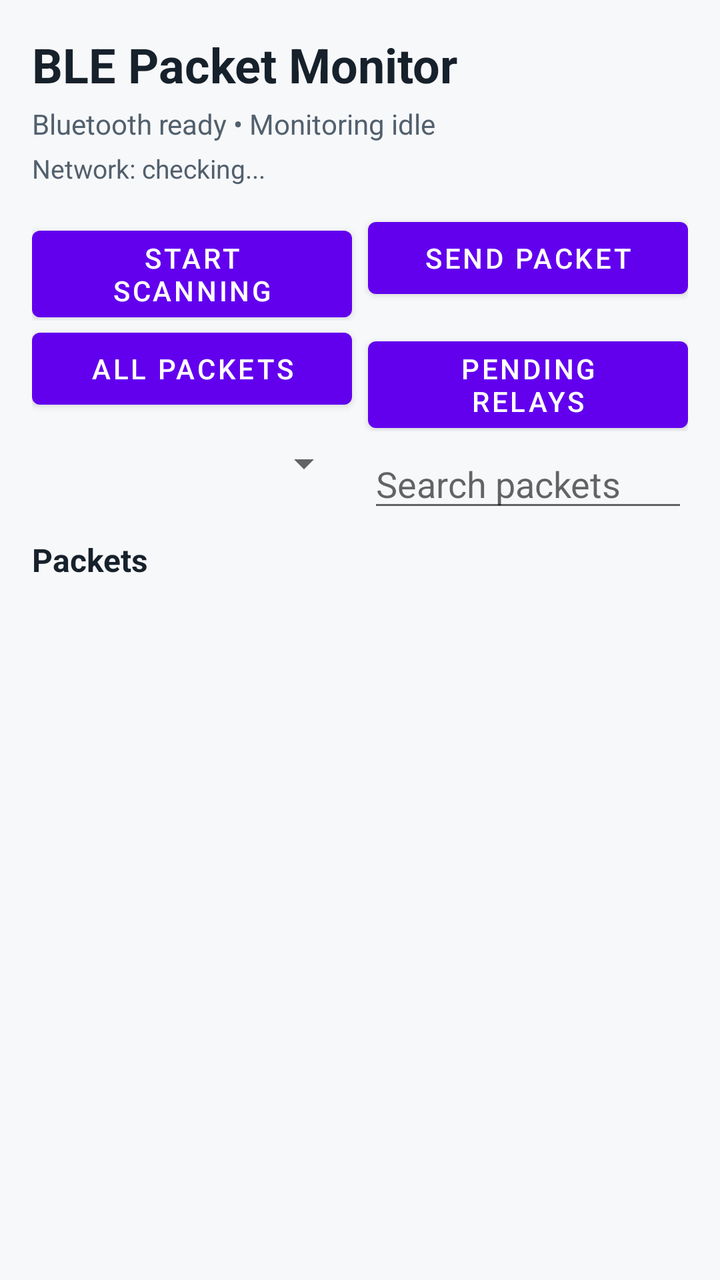
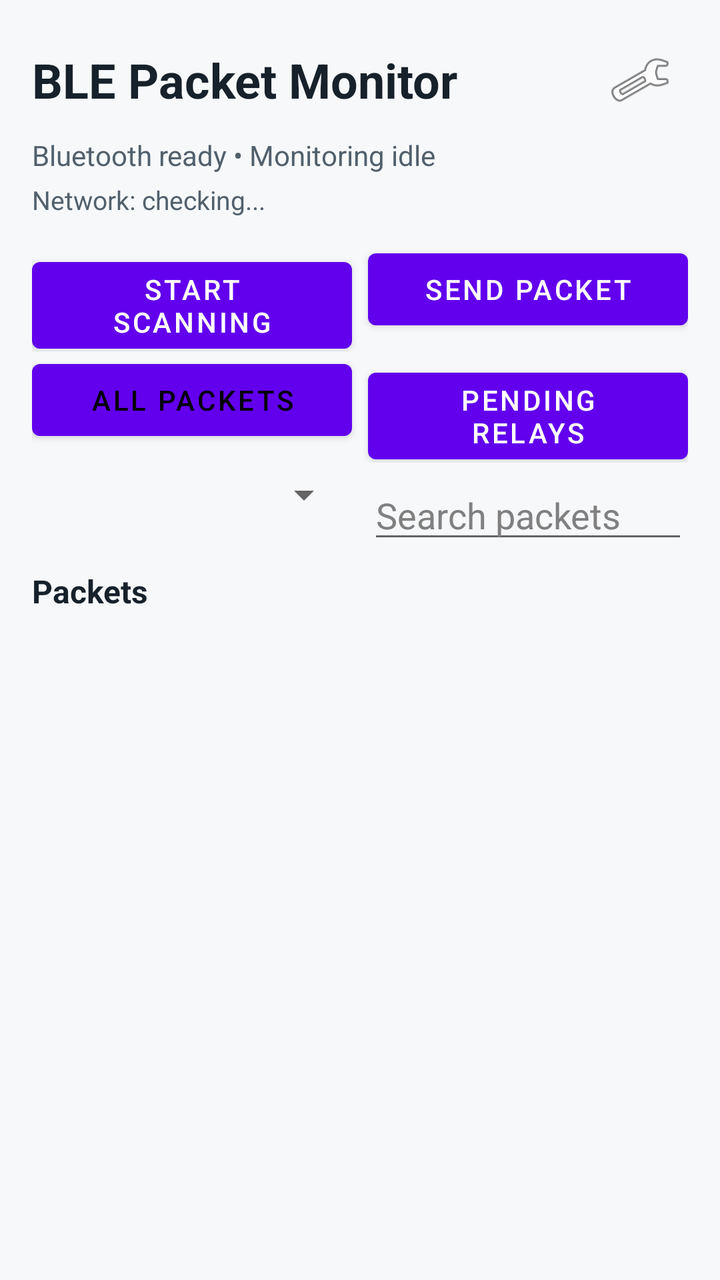

Before-and-after screenshots of an Android layout around one commit, followed by the original layout XML and the change that was made.
<!-- AndroidManifest.xml: application theme Theme.BLEPrototype -->
<!-- res/layout/activity_main.xml -->
<?xml version="1.0" encoding="utf-8"?>
<LinearLayout xmlns:android="http://schemas.android.com/apk/res/android"
    android:layout_width="match_parent"
    android:layout_height="match_parent"
    android:orientation="vertical"
    android:padding="16dp"
    android:background="#F7F8FA">

    <TextView
        android:layout_width="match_parent"
        android:layout_height="wrap_content"
        android:text="BLE Packet Monitor"
        android:textColor="#17212B"
        android:textSize="24sp"
        android:textStyle="bold" />

    <TextView
        android:id="@+id/tv_connection_status"
        android:layout_width="match_parent"
        android:layout_height="wrap_content"
        android:layout_marginTop="4dp"
        android:text="Bluetooth ready • Monitoring idle"
        android:textColor="#52606D"
        android:textSize="14sp" />

    <TextView
        android:id="@+id/tv_network_health"
        android:layout_width="match_parent"
        android:layout_height="wrap_content"
        android:layout_marginTop="4dp"
        android:text="Network: checking..."
        android:textColor="#52606D"
        android:textSize="13sp" />

    <LinearLayout
        android:layout_width="match_parent"
        android:layout_height="wrap_content"
        android:layout_marginTop="12dp"
        android:orientation="horizontal">

        <Button
            android:id="@+id/btn_start_scanning"
            android:layout_width="0dp"
            android:layout_height="wrap_content"
            android:layout_weight="1"
            android:text="Start Scanning" />

        <Button
            android:id="@+id/btn_start_advertising"
            android:layout_width="0dp"
            android:layout_height="wrap_content"
            android:layout_marginStart="8dp"
            android:layout_weight="1"
            android:text="Send Packet" />
    </LinearLayout>

    <LinearLayout
        android:layout_width="match_parent"
        android:layout_height="wrap_content"
        android:orientation="horizontal">

        <Button
            android:id="@+id/btn_filter_all"
            android:layout_width="0dp"
            android:layout_height="wrap_content"
            android:layout_weight="1"
            android:text="All Packets" />

        <Button
            android:id="@+id/btn_filter_pending"
            android:layout_width="0dp"
            android:layout_height="wrap_content"
            android:layout_marginStart="8dp"
            android:layout_weight="1"
            android:text="Pending Relays" />
    </LinearLayout>

    <LinearLayout
        android:layout_width="match_parent"
        android:layout_height="wrap_content"
        android:layout_marginTop="4dp"
        android:orientation="horizontal">

        <Spinner
            android:id="@+id/spinner_packet_filter"
            android:layout_width="0dp"
            android:layout_height="wrap_content"
            android:layout_weight="1" />

        <EditText
            android:id="@+id/et_packet_search"
            android:layout_width="0dp"
            android:layout_height="wrap_content"
            android:layout_marginStart="8dp"
            android:layout_weight="1"
            android:hint="Search packets"
            android:inputType="text"
            android:maxLines="1" />
    </LinearLayout>

    <TextView
        android:id="@+id/tv_packet_count"
        android:layout_width="match_parent"
        android:layout_height="wrap_content"
        android:layout_marginTop="8dp"
        android:text="Packets"
        android:textColor="#17212B"
        android:textSize="16sp"
        android:textStyle="bold" />

    <TextView
        android:id="@+id/tv_empty_packets"
        android:layout_width="match_parent"
        android:layout_height="wrap_content"
        android:gravity="center"
        android:padding="24dp"
        android:text="No packets received yet"
        android:textColor="#52606D"
        android:visibility="gone" />

    <androidx.recyclerview.widget.RecyclerView
        android:id="@+id/recyclerView"
        android:layout_width="match_parent"
        android:layout_height="0dp"
        android:layout_marginTop="6dp"
        android:layout_weight="1"
        android:clipToPadding="false"
        android:paddingBottom="8dp" />

    <EditText
        android:id="@+id/etSender"
        android:layout_width="0dp"
        android:layout_height="0dp"
        android:visibility="gone" />

    <EditText
        android:id="@+id/etDisasterType"
        android:layout_width="0dp"
        android:layout_height="0dp"
        android:visibility="gone" />

    <EditText
        android:id="@+id/etDescription"
        android:layout_width="0dp"
        android:layout_height="0dp"
        android:visibility="gone" />

    <EditText
        android:id="@+id/etLocation"
        android:layout_width="0dp"
        android:layout_height="0dp"
        android:visibility="gone" />

    <Button
        android:id="@+id/btnSubmit"
        android:layout_width="0dp"
        android:layout_height="0dp"
        android:visibility="gone" />

</LinearLayout>
<!-- resources referenced by this layout -->
<resources>
  <style name="Theme.BLEPrototype" parent="Theme.MaterialComponents.DayNight.NoActionBar">
          <item name="android:statusBarColor">@android:color/black</item>
      </style>
</resources>

<!-- the commit's change to res/layout/activity_main.xml (unified diff, before → after) -->
@@ -4,15 +4,31 @@
     android:layout_height="match_parent"
     android:orientation="vertical"
     android:padding="16dp"
-    android:background="#F7F8FA">
+    android:background="@color/screen_background">
 
-    <TextView
+    <LinearLayout
         android:layout_width="match_parent"
         android:layout_height="wrap_content"
-        android:text="BLE Packet Monitor"
-        android:textColor="#17212B"
-        android:textSize="24sp"
-        android:textStyle="bold" />
+        android:gravity="center_vertical"
+        android:orientation="horizontal">
+
+        <TextView
+            android:layout_width="0dp"
+            android:layout_height="wrap_content"
+            android:layout_weight="1"
+            android:text="BLE Packet Monitor"
+            android:textColor="@color/text_primary"
+            android:textSize="24sp"
+            android:textStyle="bold" />
+
+        <ImageButton
+            android:id="@+id/btn_settings"
+            android:layout_width="48dp"
+            android:layout_height="48dp"
+            android:background="@android:color/transparent"
+            android:contentDescription="Settings"
+            android:src="@android:drawable/ic_menu_preferences" />
+    </LinearLayout>
 
     <TextView
         android:id="@+id/tv_connection_status"
@@ -20,7 +36,7 @@
         android:layout_height="wrap_content"
         android:layout_marginTop="4dp"
         android:text="Bluetooth ready • Monitoring idle"
-        android:textColor="#52606D"
+        android:textColor="@color/text_secondary"
         android:textSize="14sp" />
 
     <TextView
@@ -29,7 +45,7 @@
         android:layout_height="wrap_content"
         android:layout_marginTop="4dp"
         android:text="Network: checking..."
-        android:textColor="#52606D"
+        android:textColor="@color/text_secondary"
         android:textSize="13sp" />
 
     <LinearLayout
@@ -64,6 +80,7 @@
             android:layout_width="0dp"
             android:layout_height="wrap_content"
             android:layout_weight="1"
+            android:textColor="#000000"
             android:text="All Packets" />
 
         <Button
@@ -94,6 +111,7 @@
             android:layout_marginStart="8dp"
             android:layout_weight="1"
             android:hint="Search packets"
+            android:textColorHint="@color/text_hint"
             android:inputType="text"
             android:maxLines="1" />
     </LinearLayout>
@@ -104,7 +122,7 @@
         android:layout_height="wrap_content"
         android:layout_marginTop="8dp"
         android:text="Packets"
-        android:textColor="#17212B"
+        android:textColor="@color/text_primary"
         android:textSize="16sp"
         android:textStyle="bold" />
 
@@ -115,7 +133,7 @@
         android:gravity="center"
         android:padding="24dp"
         android:text="No packets received yet"
-        android:textColor="#52606D"
+        android:textColor="@color/text_secondary"
         android:visibility="gone" />
 
     <androidx.recyclerview.widget.RecyclerView
<!-- resource entries referenced after the edit -->
@@ -1,5 +1,9 @@
 <!-- resources referenced by this layout -->
 <resources>
+  <color name="screen_background">#F7F8FA</color>
+  <color name="text_hint">#808080</color>
+  <color name="text_primary">#17212B</color>
+  <color name="text_secondary">#52606D</color>
   <style name="Theme.BLEPrototype" parent="Theme.MaterialComponents.DayNight.NoActionBar">
           <item name="android:statusBarColor">@android:color/black</item>
       </style>
